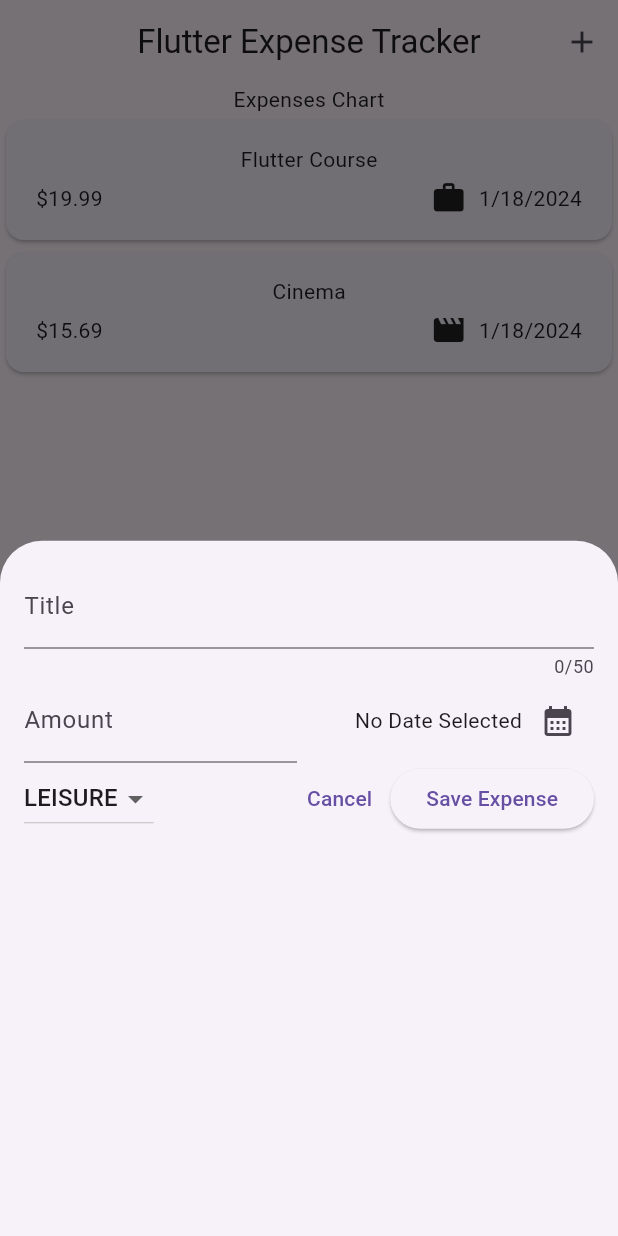
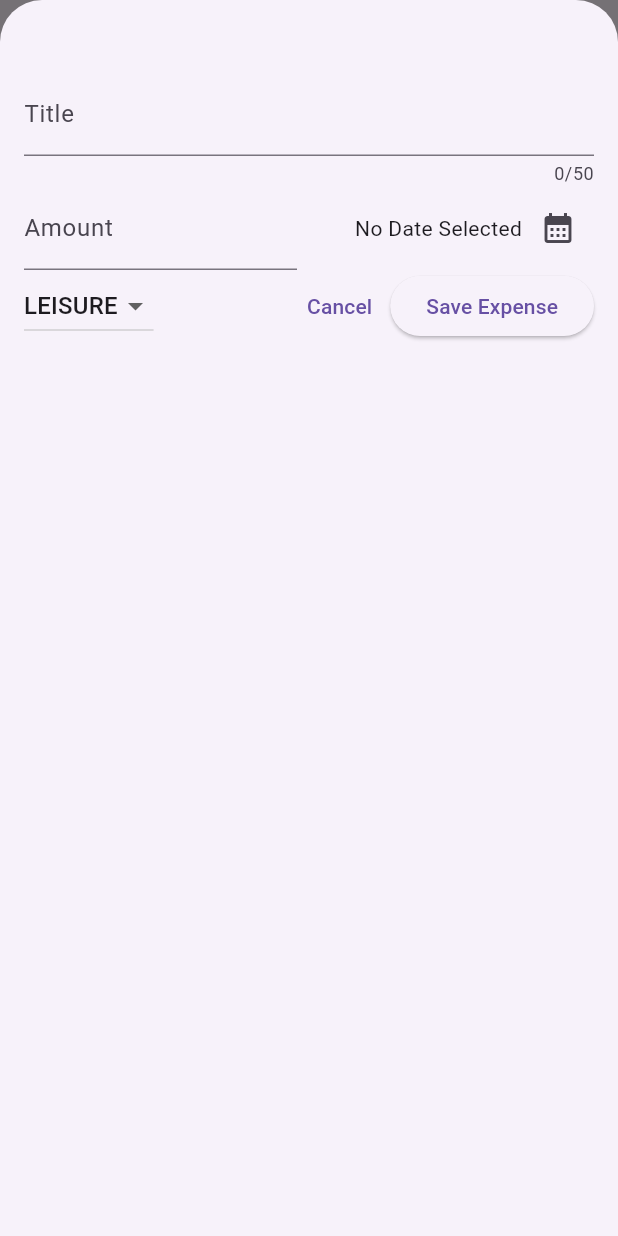
Before and after one commit to Md-Shoyab/Expense-tracker, a Flutter app: the screen it shows after launch, after a tap on the "add" icon, on a phone screen of 412 x 824 dp. Run offline on Flutter 3.47's test engine with Material 3 defaults, Android fonts, the phone set to English and light mode, and no system bars.

Commit message:
Made Expense Overlay Full Screen

```diff
--- a/lib/widgets/expenses.dart
+++ b/lib/widgets/expenses.dart
@@ -28,6 +28,7 @@ class _ExpensesState extends State<Expenses> {
 
   void _openAddExpenseOverlay() {
     showModalBottomSheet(
+      isScrollControlled: true,
       context: context,
       builder: (ctx) => NewExpense(
         onAddExpense: _addExpense,
--- a/lib/widgets/expenses_list/new_expense.dart
+++ b/lib/widgets/expenses_list/new_expense.dart
@@ -62,6 +62,7 @@ class _NewExpenseState extends State<NewExpense> {
         category: _selectedCategory,
       ),
     );
+    Navigator.pop(context);
   }
 
   @override
@@ -74,7 +75,7 @@ class _NewExpenseState extends State<NewExpense> {
   @override
   Widget build(BuildContext context) {
     return Padding(
-      padding: const EdgeInsets.all(16.0),
+      padding: const EdgeInsets.fromLTRB(16, 48, 16, 16),
       child: Column(
         children: [
           TextField(
```
